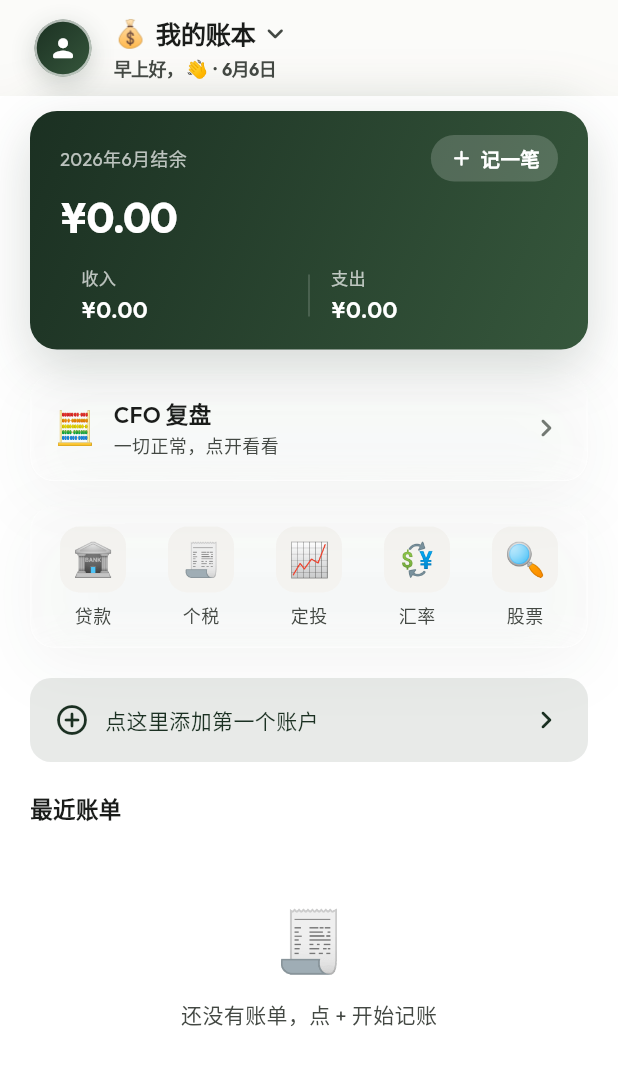
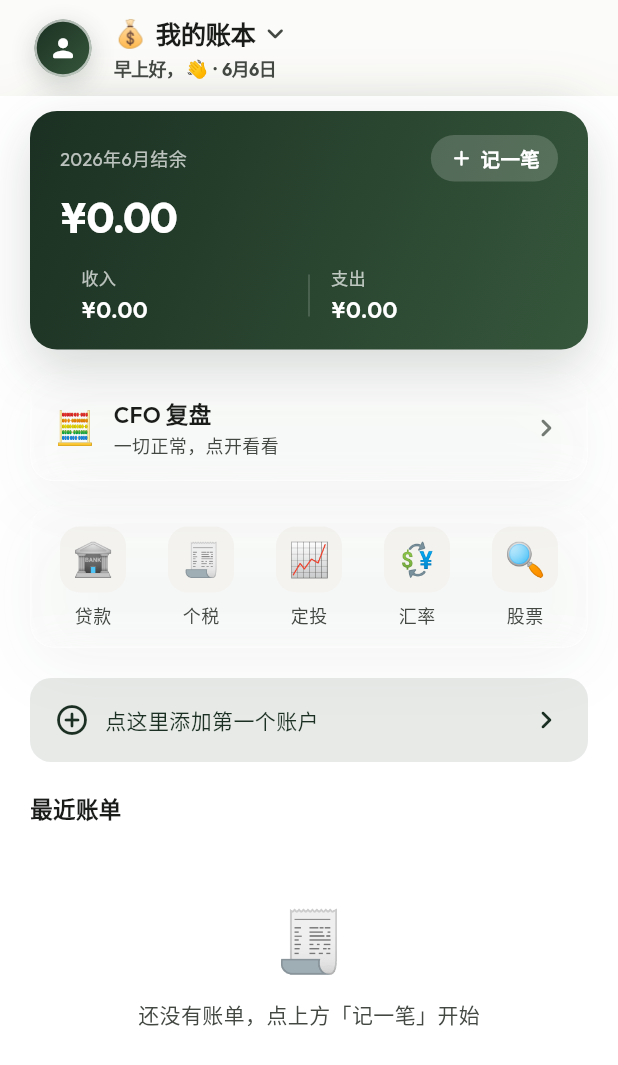
Before and after one commit to vic-vic-yang/finance-app, a Flutter app: the HomeScreen screen opened directly, on a phone screen of 412 x 824 dp. Shown: the top 1065 px of the screen. Run offline on Flutter 3.47's test engine with Material 3 defaults, Android fonts, the phone set to English and light mode, and no system bars; our stand-ins replace file_picker, fl_chart, flutter_secure_storage, google_fonts, shared_preferences; missing offline and left inert: dart_sm_new; accounts and stored records are empty; network calls fail.

Commit message:
feat: 顶栏按钮统一玻璃风 + 底部导航更清晰(近实底+底部渐隐) + 空账单文案修正 (v1.0.6+7)
Co-Authored-By: Claude Opus 4.8 <noreply@anthropic.com>

```diff
--- a/lib/core/app_version.dart
+++ b/lib/core/app_version.dart
@@ -1,4 +1,4 @@
 /// 当前 App 版本信息 —— 由发布脚本（发布新版.bat / release.js）自动更新。
 /// 手动改请同步 pubspec.yaml 的 version 字段。
-const String kAppVersion = '1.0.5';
-const int kAppBuildNumber = 6;
+const String kAppVersion = '1.0.6';
+const int kAppBuildNumber = 7;
--- a/lib/screens/bills_screen.dart
+++ b/lib/screens/bills_screen.dart
@@ -754,7 +754,7 @@ class _BillsScreenState extends State<BillsScreen>
           const SizedBox(height: 12),
           Text('还没有账单', style: TextStyle(color: AppColors.text2, fontSize: 16)),
           const SizedBox(height: 6),
-          Text('点击右下角 + 开始记账',
+          Text('去首页点结余卡的「记一笔」开始',
               style: TextStyle(color: AppColors.text2, fontSize: 13)),
         ]),
       );
--- a/lib/screens/home_screen.dart
+++ b/lib/screens/home_screen.dart
@@ -282,10 +282,10 @@ class _HomeScreenState extends State<HomeScreen>
       ),
       actions: [
         if (_currentLedger != null && _currentLedger!.id.isNotEmpty)
-          IconButton(
+          AiButton(
             tooltip: '导入流水',
-            icon: Icon(Icons.file_upload_outlined, color: AppColors.text1),
-            onPressed: () async {
+            icon: Icons.file_upload_outlined,
+            onTap: () async {
               await Navigator.push(
                 context,
                 MaterialPageRoute(builder: (_) => const AiImportsScreen()),
@@ -293,6 +293,8 @@ class _HomeScreenState extends State<HomeScreen>
               if (mounted) _load();
             },
           ),
+        if (_currentLedger != null && _currentLedger!.id.isNotEmpty)
+          const SizedBox(width: 10),
         if (_currentLedger != null && _currentLedger!.id.isNotEmpty)
           Padding(
             padding: const EdgeInsets.only(right: 16),
@@ -875,7 +877,7 @@ class _HomeScreenState extends State<HomeScreen>
         child: Column(children: [
           Text('🧾', style: TextStyle(fontSize: 40)),
           SizedBox(height: 10),
-          Text('还没有账单，点 + 开始记账',
+          Text('还没有账单，点上方「记一笔」开始',
               style: TextStyle(color: AppColors.text2, fontSize: 14)),
         ]),
       );
--- a/pubspec.yaml
+++ b/pubspec.yaml
@@ -1,7 +1,7 @@
 name: finance_app
 description: 司库 · 你的私人财务管家
 publish_to: 'none'
-version: 1.0.5+6
+version: 1.0.6+7
 
 environment:
   sdk: ^3.5.0
```
Also changed, not shown: lib/screens/main_screen.dart (+28 -1 lines), lib/widgets/glass.dart (+18 -11 lines), 1 other file.
